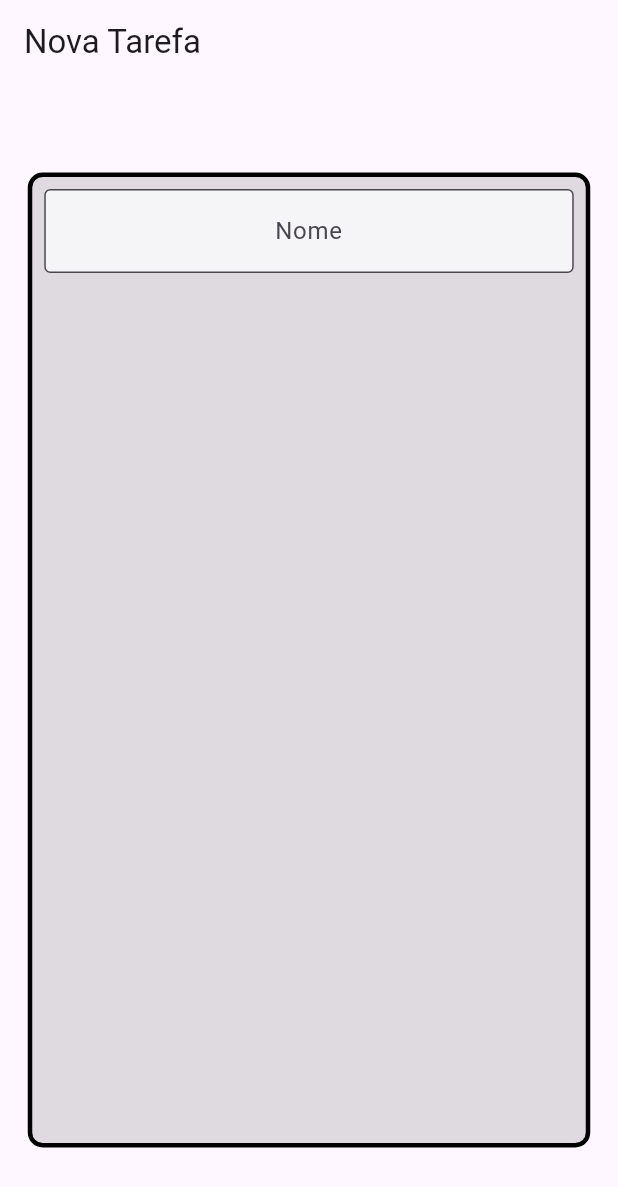
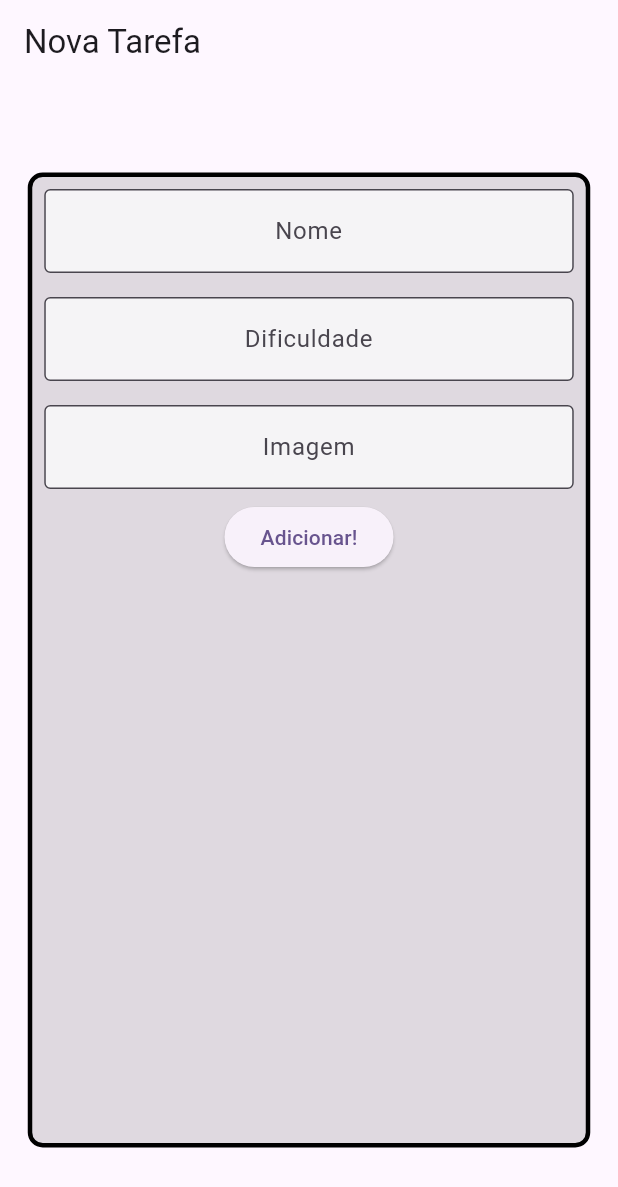
Before and after one commit to matheusvieira300/inicio_flutter, a Flutter app: the screen it shows after launch, on a phone screen of 412 x 824 dp. Shown: the top 1187 px of the screen. Run offline on Flutter 3.47's test engine with Material 3 defaults, Android fonts, the phone set to English and light mode, and no system bars.

Commit message:
feat: TextFormField campos para adicionar texto com placeholder

```diff
--- a/lib/screens/form_screen.dart
+++ b/lib/screens/form_screen.dart
@@ -8,6 +8,10 @@ class FormScreen extends StatefulWidget {
 }
 
 class _FormScreenState extends State<FormScreen> {
+  TextEditingController nameController = TextEditingController();
+  TextEditingController difficultyController = TextEditingController();
+  TextEditingController imageController = TextEditingController();
+
   @override
   Widget build(BuildContext context) {
     return Scaffold(
@@ -29,6 +33,7 @@ class _FormScreenState extends State<FormScreen> {
                 padding: const EdgeInsets.all(8.0),
                 child: TextFormField(
                   // campo de texto
+                  controller: nameController,
                   textAlign: TextAlign.center,
                   decoration: const InputDecoration(
                     border: OutlineInputBorder(), //borda no textfield
@@ -38,6 +43,41 @@ class _FormScreenState extends State<FormScreen> {
                   ),
                 ),
               ),
+              Padding(
+                padding: const EdgeInsets.all(8.0),
+                child: TextFormField(
+                  // campo de texto
+                  controller: difficultyController,
+                  textAlign: TextAlign.center,
+                  decoration: const InputDecoration(
+                    border: OutlineInputBorder(), //borda no textfield
+                    hintText: 'Dificuldade',
+                    fillColor: Colors.white70,
+                    filled: true,
+                  ),
+                ),
+              ),
+              Padding(
+                padding: const EdgeInsets.all(8.0),
+                child: TextFormField(
+                  // campo de texto
+                  controller: imageController,
+                  textAlign: TextAlign.center,
+                  decoration: const InputDecoration(
+                    border: OutlineInputBorder(), //borda no textfield
+                    hintText: 'Imagem',
+                    fillColor: Colors.white70,
+                    filled: true,
+                  ),
+                ),
+              ),
+              ElevatedButton(
+                  onPressed: () {
+                    print(nameController.text); //para pegar o texto digitado
+                    print(int.parse(difficultyController.text));//parse
+                    print(imageController.text);
+                  },
+                  child: Text('Adicionar!'))
             ],
           ),
         ),
```
